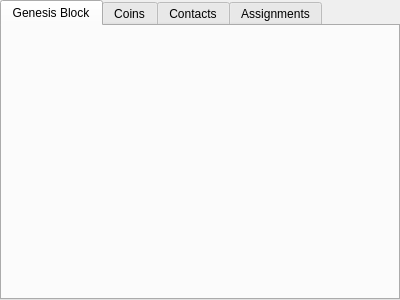
The window that apps/genesisMaker/mainwindow.ui (assignonward/aosuite) describes before a commit, drawn with Qt 5.
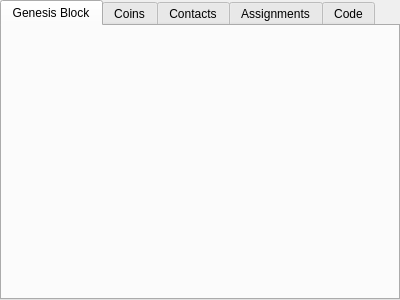
The same window after the commit. Icons and pictures are not drawn.

Commit message: start thinning out the defined classes, replacing with types of base class, also start some code generation

```diff
--- a/apps/genesisMaker/mainwindow.ui
+++ b/apps/genesisMaker/mainwindow.ui
@@ -155,6 +155,11 @@
         </item>
        </layout>
       </widget>
+      <widget class="QWidget" name="codeTab">
+       <attribute name="title">
+        <string>Code</string>
+       </attribute>
+      </widget>
      </widget>
     </item>
    </layout>
```
The commit also changes 31 other files.
